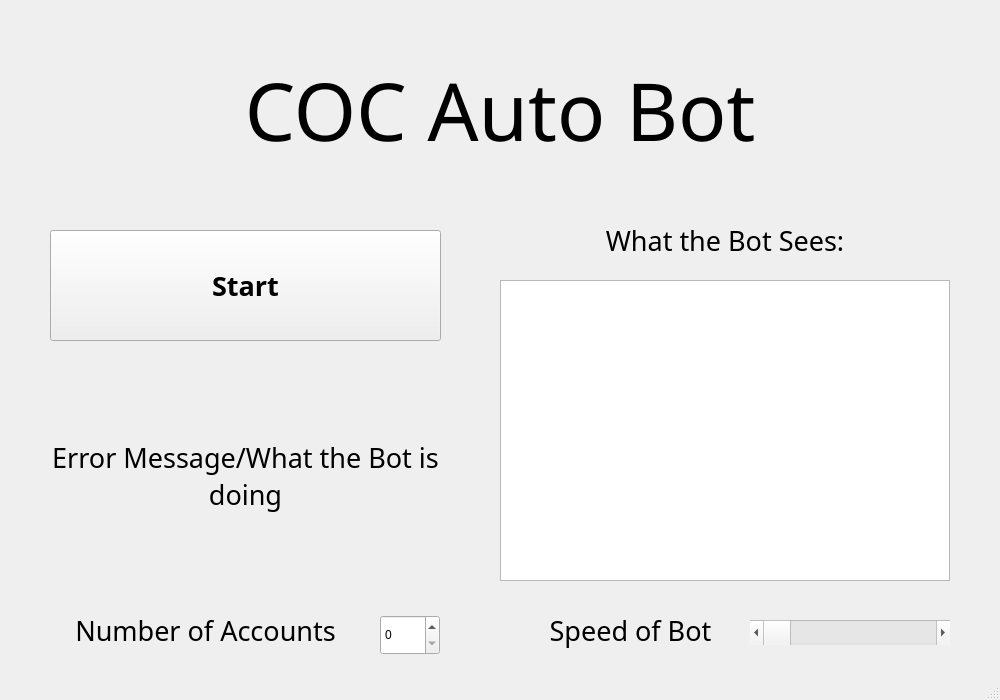
The window that GUI/COC_Auto_Bot.ui (JacksonElia/COC_Auto_Bot) describes before a commit, drawn with Qt 5.
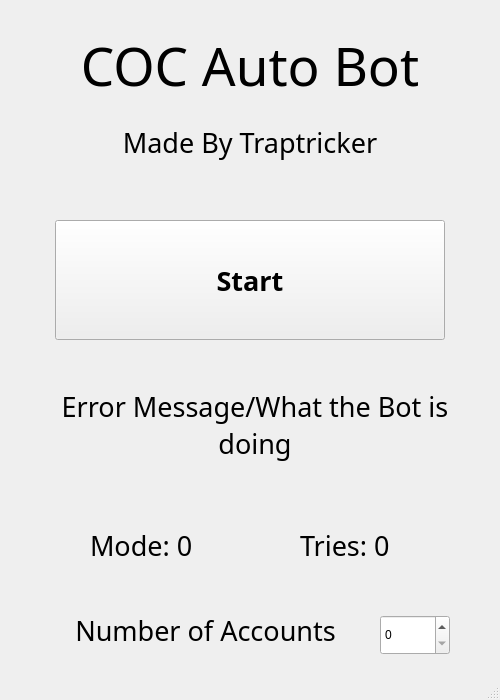
The same window after the commit.

What changed in the file:
```diff
--- a/GUI/COC_Auto_Bot.ui
+++ b/GUI/COC_Auto_Bot.ui
@@ -6,19 +6,19 @@
    <rect>
     <x>0</x>
     <y>0</y>
-    <width>1000</width>
+    <width>500</width>
     <height>700</height>
    </rect>
   </property>
   <property name="minimumSize">
    <size>
-    <width>1000</width>
+    <width>500</width>
     <height>700</height>
    </size>
   </property>
   <property name="maximumSize">
    <size>
-    <width>1000</width>
+    <width>500</width>
     <height>700</height>
    </size>
   </property>
@@ -29,16 +29,16 @@
    <widget class="QLabel" name="label">
     <property name="geometry">
      <rect>
-      <x>150</x>
-      <y>50</y>
-      <width>700</width>
-      <height>120</height>
+      <x>35</x>
+      <y>35</y>
+      <width>430</width>
+      <height>61</height>
      </rect>
     </property>
     <property name="font">
      <font>
       <family>Yu Gothic UI Semibold</family>
-      <pointsize>60</pointsize>
+      <pointsize>40</pointsize>
       <weight>50</weight>
       <bold>false</bold>
       <underline>false</underline>
@@ -56,7 +56,7 @@
      <rect>
       <x>380</x>
       <y>615</y>
-      <width>60</width>
+      <width>70</width>
       <height>40</height>
      </rect>
     </property>
@@ -86,51 +86,13 @@
      <set>Qt::AlignCenter</set>
     </property>
    </widget>
-   <widget class="QScrollBar" name="horizontalScrollBar">
-    <property name="geometry">
-     <rect>
-      <x>750</x>
-      <y>620</y>
-      <width>200</width>
-      <height>25</height>
-     </rect>
-    </property>
-    <property name="orientation">
-     <enum>Qt::Horizontal</enum>
-    </property>
-   </widget>
-   <widget class="QLabel" name="label_3">
-    <property name="geometry">
-     <rect>
-      <x>520</x>
-      <y>610</y>
-      <width>221</width>
-      <height>40</height>
-     </rect>
-    </property>
-    <property name="font">
-     <font>
-      <family>Yu Gothic UI Semibold</family>
-      <pointsize>20</pointsize>
-      <weight>50</weight>
-      <bold>false</bold>
-      <underline>false</underline>
-     </font>
-    </property>
-    <property name="text">
-     <string>Speed of Bot</string>
-    </property>
-    <property name="alignment">
-     <set>Qt::AlignCenter</set>
-    </property>
-   </widget>
    <widget class="QPushButton" name="pushButton">
     <property name="geometry">
      <rect>
-      <x>50</x>
-      <y>230</y>
-      <width>391</width>
-      <height>111</height>
+      <x>55</x>
+      <y>220</y>
+      <width>390</width>
+      <height>120</height>
      </rect>
     </property>
     <property name="font">
@@ -145,48 +107,13 @@
      <string>Start</string>
     </property>
    </widget>
-   <widget class="QGraphicsView" name="graphicsView">
-    <property name="geometry">
-     <rect>
-      <x>500</x>
-      <y>280</y>
-      <width>450</width>
-      <height>301</height>
-     </rect>
-    </property>
-   </widget>
-   <widget class="QLabel" name="label_4">
-    <property name="geometry">
-     <rect>
-      <x>580</x>
-      <y>220</y>
-      <width>290</width>
-      <height>40</height>
-     </rect>
-    </property>
-    <property name="font">
-     <font>
-      <family>Yu Gothic UI Semibold</family>
-      <pointsize>20</pointsize>
-      <weight>50</weight>
-      <bold>false</bold>
-      <underline>false</underline>
-     </font>
-    </property>
-    <property name="text">
-     <string>What the Bot Sees:</string>
-    </property>
-    <property name="alignment">
-     <set>Qt::AlignCenter</set>
-    </property>
-   </widget>
    <widget class="QLabel" name="label_5">
     <property name="geometry">
      <rect>
-      <x>50</x>
-      <y>370</y>
-      <width>391</width>
-      <height>211</height>
+      <x>60</x>
+      <y>350</y>
+      <width>390</width>
+      <height>150</height>
      </rect>
     </property>
     <property name="font">
@@ -208,6 +135,81 @@
      <bool>true</bool>
     </property>
    </widget>
+   <widget class="QLabel" name="label_3">
+    <property name="geometry">
+     <rect>
+      <x>95</x>
+      <y>120</y>
+      <width>310</width>
+      <height>45</height>
+     </rect>
+    </property>
+    <property name="font">
+     <font>
+      <family>Yu Gothic UI Semibold</family>
+      <pointsize>20</pointsize>
+      <weight>50</weight>
+      <bold>false</bold>
+      <underline>false</underline>
+     </font>
+    </property>
+    <property name="text">
+     <string>Made By Traptricker</string>
+    </property>
+    <property name="alignment">
+     <set>Qt::AlignCenter</set>
+    </property>
+   </widget>
+   <widget class="QLabel" name="label_4">
+    <property name="geometry">
+     <rect>
+      <x>90</x>
+      <y>525</y>
+      <width>141</width>
+      <height>40</height>
+     </rect>
+    </property>
+    <property name="font">
+     <font>
+      <family>Yu Gothic UI Semibold</family>
+      <pointsize>20</pointsize>
+      <weight>50</weight>
+      <bold>false</bold>
+      <underline>false</underline>
+     </font>
+    </property>
+    <property name="text">
+     <string>Mode: 0</string>
+    </property>
+    <property name="alignment">
+     <set>Qt::AlignLeading|Qt::AlignLeft|Qt::AlignVCenter</set>
+    </property>
+   </widget>
+   <widget class="QLabel" name="label_6">
+    <property name="geometry">
+     <rect>
+      <x>300</x>
+      <y>525</y>
+      <width>141</width>
+      <height>40</height>
+     </rect>
+    </property>
+    <property name="font">
+     <font>
+      <family>Yu Gothic UI Semibold</family>
+      <pointsize>20</pointsize>
+      <weight>50</weight>
+      <bold>false</bold>
+      <underline>false</underline>
+     </font>
+    </property>
+    <property name="text">
+     <string>Tries: 0</string>
+    </property>
+    <property name="alignment">
+     <set>Qt::AlignLeading|Qt::AlignLeft|Qt::AlignVCenter</set>
+    </property>
+   </widget>
   </widget>
   <widget class="QStatusBar" name="statusbar"/>
  </widget>
```
